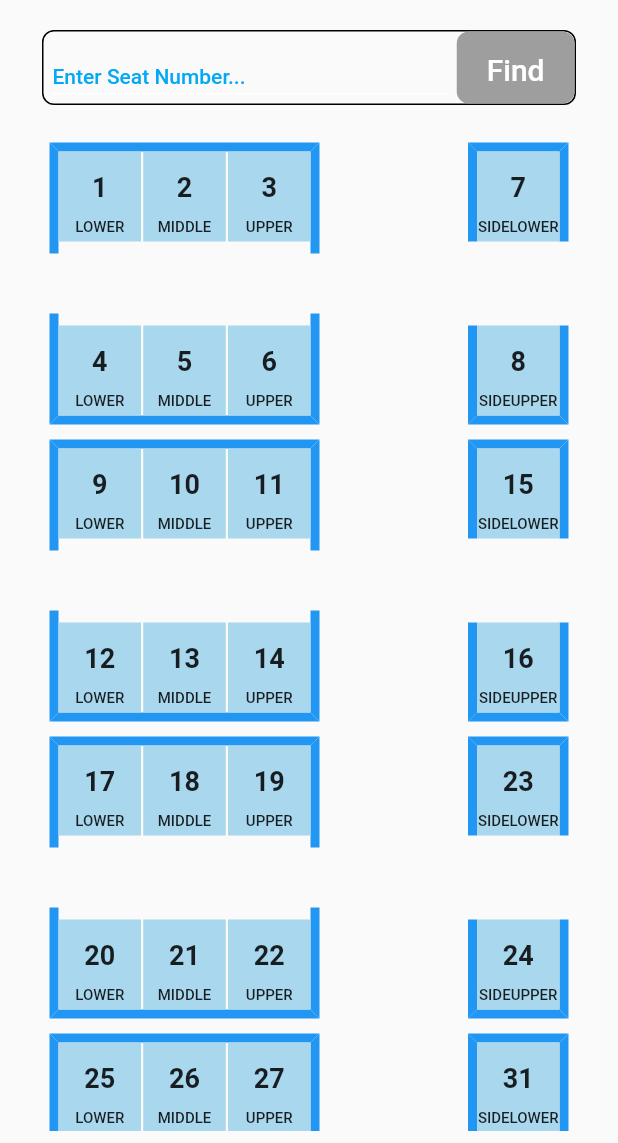
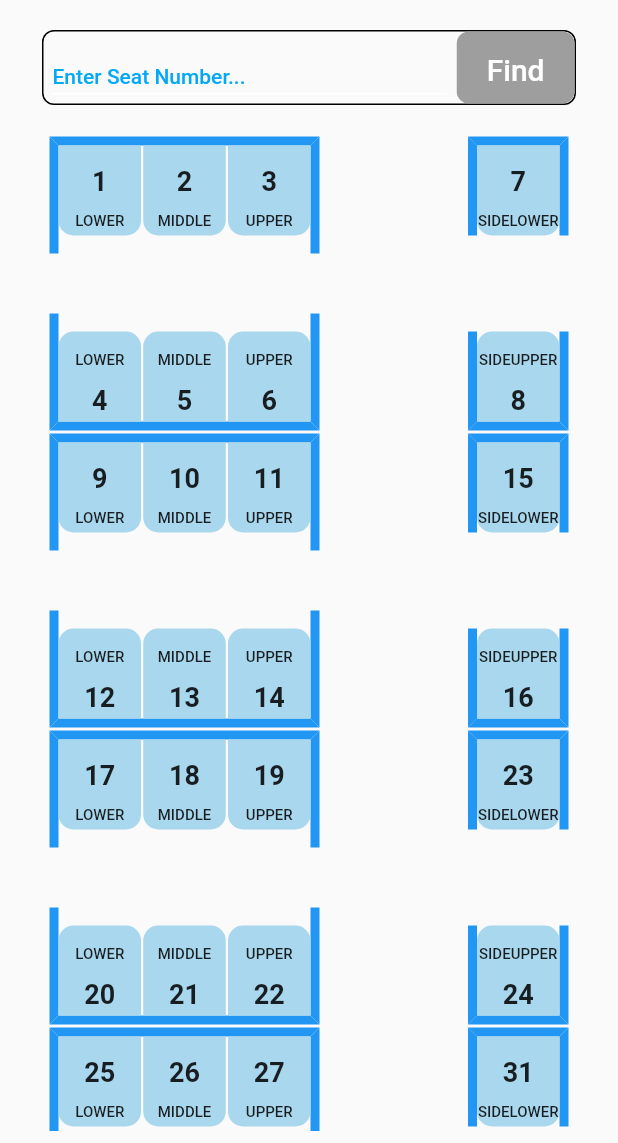
Before and after one commit to Aditya-Y-Git/CRUV_seat_finder, a Flutter app: the screen it shows after launch, after a tap on "Find", on a phone screen of 412 x 824 dp, the part 93-1236 px from its top. Run offline on Flutter 3.47's test engine with Material 2 defaults, Android fonts, the phone set to English and light mode, and no system bars; our stand-ins replace google_fonts, tuple.

```diff
--- a/lib/new_widgets/compartment.dart
+++ b/lib/new_widgets/compartment.dart
@@ -4,7 +4,10 @@ import 'package:seat_finder/new_widgets/side_compaertment.dart';
 
 class Compartment extends StatelessWidget {
   const Compartment(
-      {super.key, required this.upperStart, required this.lowerStart, required this.sideStart});
+      {super.key,
+      required this.upperStart,
+      required this.lowerStart,
+      required this.sideStart});
 
   final int upperStart;
   final int lowerStart;
@@ -13,7 +16,7 @@ class Compartment extends StatelessWidget {
   @override
   Widget build(BuildContext context) {
     return Container(
-      margin: const EdgeInsets.symmetric(horizontal: 25, vertical: 5),
+      margin: const EdgeInsets.symmetric(horizontal: 25, vertical: 1),
       width: double.infinity,
       height: 130,
       // padding: const EdgeInsets.all(8),
@@ -25,7 +28,7 @@ class Compartment extends StatelessWidget {
             lowerSeatsStart: lowerStart, upperSeatsStart: upperStart),
         const Spacer(),
         SideComparatment(
-          sideLower: sideStart-1,
+          sideLower: sideStart - 1,
         )
       ]),
     );
--- a/lib/new_widgets/lower_seats.dart
+++ b/lib/new_widgets/lower_seats.dart
@@ -1,6 +1,6 @@
 import 'package:flutter/material.dart';
 import 'package:seat_finder/data/seats_data.dart';
-import 'package:seat_finder/new_widgets/single_seat.dart';
+import 'package:seat_finder/new_widgets/lower_single_seat.dart';
 
 class LowerSeats extends StatelessWidget {
   const LowerSeats({super.key, required this.start});
@@ -36,11 +36,11 @@ class LowerSeats extends StatelessWidget {
           mainAxisAlignment: MainAxisAlignment.start,
           crossAxisAlignment: CrossAxisAlignment.end,
           children: [
-            NewSingleSeat(seat: seatsData[start]),
+            LowerSingleSeat(seat: seatsData[start]),
             const Spacer(),
-            NewSingleSeat(seat: seatsData[start + 1]),
+            LowerSingleSeat(seat: seatsData[start + 1]),
             const Spacer(),
-            NewSingleSeat(
+            LowerSingleSeat(
               seat: seatsData[start + 2],
             ),
           ],
--- a/lib/new_widgets/single_seat.dart
+++ b/lib/new_widgets/lower_single_seat.dart
@@ -2,8 +2,8 @@ import 'package:flutter/widgets.dart';
 import 'package:seat_finder/data/seats_data.dart';
 import 'package:seat_finder/models/seat.dart';
 
-class NewSingleSeat extends StatelessWidget {
-  const NewSingleSeat({super.key, required this.seat});
+class LowerSingleSeat extends StatelessWidget {
+  const LowerSingleSeat({super.key, required this.seat});
 
   final Seat seat;
 
@@ -13,21 +13,25 @@ class NewSingleSeat extends StatelessWidget {
       width: 55,
       decoration: const BoxDecoration(
         color: Color.fromARGB(255, 169, 215, 237),
+        borderRadius: BorderRadius.only(
+          topLeft: Radius.circular(10),
+          topRight: Radius.circular(10),
+        ),
       ),
       child: Container(
         margin: const EdgeInsets.fromLTRB(0, 10, 0, 0),
         height: 50,
         child: Column(mainAxisAlignment: MainAxisAlignment.center, children: [
           Text(
-            seatsData[seat.seatNumber].seatNumber.toString(),
-            style: const TextStyle(fontSize: 18, fontWeight: FontWeight.bold),
+            seatsData[seat.seatNumber].cateory.name.toUpperCase(),
+            style: const TextStyle(fontSize: 10, fontWeight: FontWeight.w500),
           ),
           const SizedBox(
             height: 10,
           ),
           Text(
-            seatsData[seat.seatNumber].cateory.name.toUpperCase(),
-            style: const TextStyle(fontSize: 10, fontWeight: FontWeight.w500),
+            seatsData[seat.seatNumber].seatNumber.toString(),
+            style: const TextStyle(fontSize: 18, fontWeight: FontWeight.bold),
           ),
         ]),
       ),
--- a/lib/new_widgets/side_compaertment.dart
+++ b/lib/new_widgets/side_compaertment.dart
@@ -1,7 +1,8 @@
 import 'package:flutter/material.dart';
 import 'package:seat_finder/data/seats_data.dart';
 
-import 'package:seat_finder/new_widgets/single_seat.dart';
+import 'package:seat_finder/new_widgets/upper_single_seat.dart';
+import 'package:seat_finder/new_widgets/Lower_single_seat.dart';
 
 class SideComparatment extends StatelessWidget {
   const SideComparatment({super.key, required this.sideLower});
@@ -38,7 +39,7 @@ class SideComparatment extends StatelessWidget {
                 ),
               ),
             ),
-            child: NewSingleSeat(seat: seatsData[sideLower]),
+            child: UpperSingleSeat(seat: seatsData[sideLower]),
           ),
           const Spacer(),
           Container(
@@ -62,7 +63,7 @@ class SideComparatment extends StatelessWidget {
                 ),
               ),
             ),
-            child: NewSingleSeat(
+            child: LowerSingleSeat(
               seat: seatsData[sideLower + 1],
             ),
           )
--- a/lib/new_widgets/upper_seats.dart
+++ b/lib/new_widgets/upper_seats.dart
@@ -1,6 +1,6 @@
 import 'package:flutter/material.dart';
 import 'package:seat_finder/data/seats_data.dart';
-import 'package:seat_finder/new_widgets/single_seat.dart';
+import 'package:seat_finder/new_widgets/upper_single_seat.dart';
 
 class UpperSeats extends StatelessWidget {
   const UpperSeats({super.key, required this.start});
@@ -36,15 +36,15 @@ class UpperSeats extends StatelessWidget {
           mainAxisAlignment: MainAxisAlignment.start,
           crossAxisAlignment: CrossAxisAlignment.start,
           children: [
-            NewSingleSeat(
+            UpperSingleSeat(
               seat: seatsData[start],
             ),
             const Spacer(),
-            NewSingleSeat(
+            UpperSingleSeat(
               seat: seatsData[start + 1],
             ),
             const Spacer(),
-            NewSingleSeat(
+            UpperSingleSeat(
               seat: seatsData[start + 2],
             ),
           ],
--- /dev/null
+++ b/lib/new_widgets/upper_single_seat.dart
@@ -0,0 +1,41 @@
+import 'package:flutter/widgets.dart';
+import 'package:seat_finder/data/seats_data.dart';
+import 'package:seat_finder/models/seat.dart';
+
+class UpperSingleSeat extends StatelessWidget {
+  const UpperSingleSeat({super.key, required this.seat, this.highlightedSeat});
+
+  final Seat seat;
+  final Seat? highlightedSeat;
+
+  @override
+  Widget build(BuildContext context) {
+    return Container(
+      width: 55,
+      decoration: const BoxDecoration(
+        color: Color.fromARGB(255, 169, 215, 237),
+        borderRadius: BorderRadius.only(
+          bottomLeft: Radius.circular(10),
+          bottomRight: Radius.circular(10),
+        ),
+      ),
+      child: Container(
+        margin: const EdgeInsets.fromLTRB(0, 10, 0, 0),
+        height: 50,
+        child: Column(mainAxisAlignment: MainAxisAlignment.center, children: [
+          Text(
+            seatsData[seat.seatNumber].seatNumber.toString(),
+            style: const TextStyle(fontSize: 18, fontWeight: FontWeight.bold),
+          ),
+          const SizedBox(
+            height: 10,
+          ),
+          Text(
+            seatsData[seat.seatNumber].cateory.name.toUpperCase(),
+            style: const TextStyle(fontSize: 10, fontWeight: FontWeight.w500),
+          ),
+        ]),
+      ),
+    );
+  }
+}
--- a/lib/screens/home.dart
+++ b/lib/screens/home.dart
@@ -17,6 +17,10 @@ class HomeScreen extends StatefulWidget {
 class _HomeScreenState extends State<HomeScreen> {
   @override
   Widget build(BuildContext context) {
+    TextEditingController _searchController = TextEditingController();
+    ScrollController _scrollController = ScrollController();
+    Seat? highlightedSeat;
+
     List<Seat> upperSeats = [];
     for (var i = 0; i < 72; i += 8) {
       upperSeats.add(seatsData[i]);
@@ -39,6 +43,79 @@ class _HomeScreenState extends State<HomeScreen> {
       seatPairs.add(Tuple3(upperSeats[i], lowerSeats[i], sideSeats[i]));
     }
 
+    void _scrollToSeat(Seat seat) {
+      final enteredSeaNumber = int.tryParse(_searchController.text);
+      if (enteredSeaNumber == null || enteredSeaNumber > 72) {
+        showDialog(
+          context: context,
+          builder: (ctx) => AlertDialog(
+            title: const Text('Invalid input'),
+            content:
+                const Text('Please make sure a valid seat number is entered'),
+            actions: [
+              ElevatedButton(
+                onPressed: () {
+                  Navigator.of(context).pop();
+                },
+                child: const Text('Close'),
+              ),
+            ],
+          ),
+        );
+        return;
+      }
+      final index = seatsData.indexOf(seat);
+      if (index != -1) {
+        const itemExtent = 70.0; // Adjust the item height
+        final offset = index * itemExtent;
+        _scrollController.animateTo(
+          offset,
+          duration: const Duration(milliseconds: 500),
+          curve: Curves.easeInOut,
+        );
+      }
+    }
+
+    void findSeat(int seatNumber) {
+      setState(() {
+        highlightedSeat =
+            seatsData.firstWhere((seat) => seat.seatNumber == seatNumber);
+        if (highlightedSeat != null) {
+          _scrollToSeat(highlightedSeat!);
+        }
+      });
+    }
+
+    void searchSeat() {
+      final enteredSeaNumber = int.tryParse(_searchController.text);
+      if (enteredSeaNumber == null || enteredSeaNumber > 72) {
+        showDialog(
+          context: context,
+          builder: (ctx) => AlertDialog(
+            title: const Text('Invalid input'),
+            content:
+                const Text('Please make sure a valid seat number is entered'),
+            actions: [
+              ElevatedButton(
+                onPressed: () {
+                  Navigator.of(context).pop();
+                },
+                child: const Text('Close'),
+              ),
+            ],
+          ),
+        );
+        return;
+      }
+    }
+
+    @override
+    void dispose() {
+      _searchController.dispose();
+      _scrollController.dispose();
+      super.dispose();
+    }
+
     return Scaffold(
       // body
       body: SafeArea(
@@ -50,7 +127,8 @@ class _HomeScreenState extends State<HomeScreen> {
             children: [
               // heading
               Container(
-              margin: const EdgeInsets.symmetric(horizontal: 20, vertical: 20),
+                margin:
+                    const EdgeInsets.symmetric(horizontal: 20, vertical: 20),
                 child: Text(
                   'Seat Finder',
                   textAlign: TextAlign.start,
@@ -70,11 +148,13 @@ class _HomeScreenState extends State<HomeScreen> {
                     borderRadius: BorderRadius.circular(8)),
                 child: Row(
                   children: [
-                  const Expanded(
+                    Expanded(
                       child: Padding(
-                      padding: EdgeInsets.all(6.0),
+                        padding: const EdgeInsets.all(6.0),
                         child: TextField(
-                        decoration: InputDecoration(
+                          keyboardType: TextInputType.number,
+                          controller: _searchController,
+                          decoration: const InputDecoration(
                             hintText: 'Enter Seat Number...',
                             hintStyle: TextStyle(
                               color: Colors.lightBlue,
@@ -84,7 +164,10 @@ class _HomeScreenState extends State<HomeScreen> {
                       ),
                     ),
                     TextButton(
-                      onPressed: () {},
+                      onPressed: () {
+                        findSeat(int.parse(_searchController.text));
+                        findSeat(highlightedSeat?.seatNumber ?? 0);
+                      },
                       style: TextButton.styleFrom(
                         shape: RoundedRectangleBorder(
                             borderRadius: BorderRadius.circular(8)),
@@ -100,7 +183,8 @@ class _HomeScreenState extends State<HomeScreen> {
                             fontSize: 20,
                           ),
                         ),
-                      )),
+                      ),
+                    ),
                   ],
                 ),
               ),
@@ -111,7 +195,9 @@ class _HomeScreenState extends State<HomeScreen> {
               ),
               Expanded(
                 child: GridView(
-                  gridDelegate: const SliverGridDelegateWithFixedCrossAxisCount(
+                    controller: _scrollController,
+                    gridDelegate:
+                        const SliverGridDelegateWithFixedCrossAxisCount(
                             crossAxisCount: 1, childAspectRatio: 2),
                     children: seatPairs
                         .map((e) => Compartment(
@@ -124,6 +210,7 @@ class _HomeScreenState extends State<HomeScreen> {
             ],
           ),
         ),
-    ));
+      ),
+    );
   }
 }
```
Lines whose indentation alone changed are shown as unchanged.
